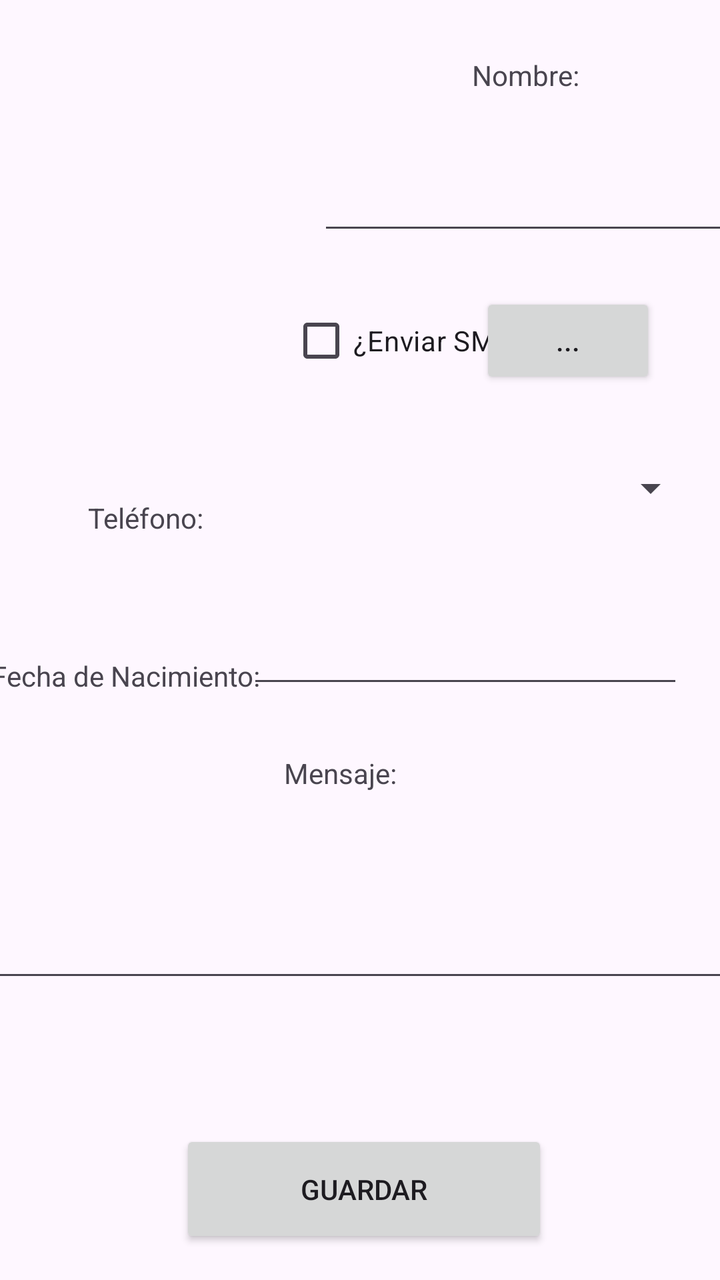
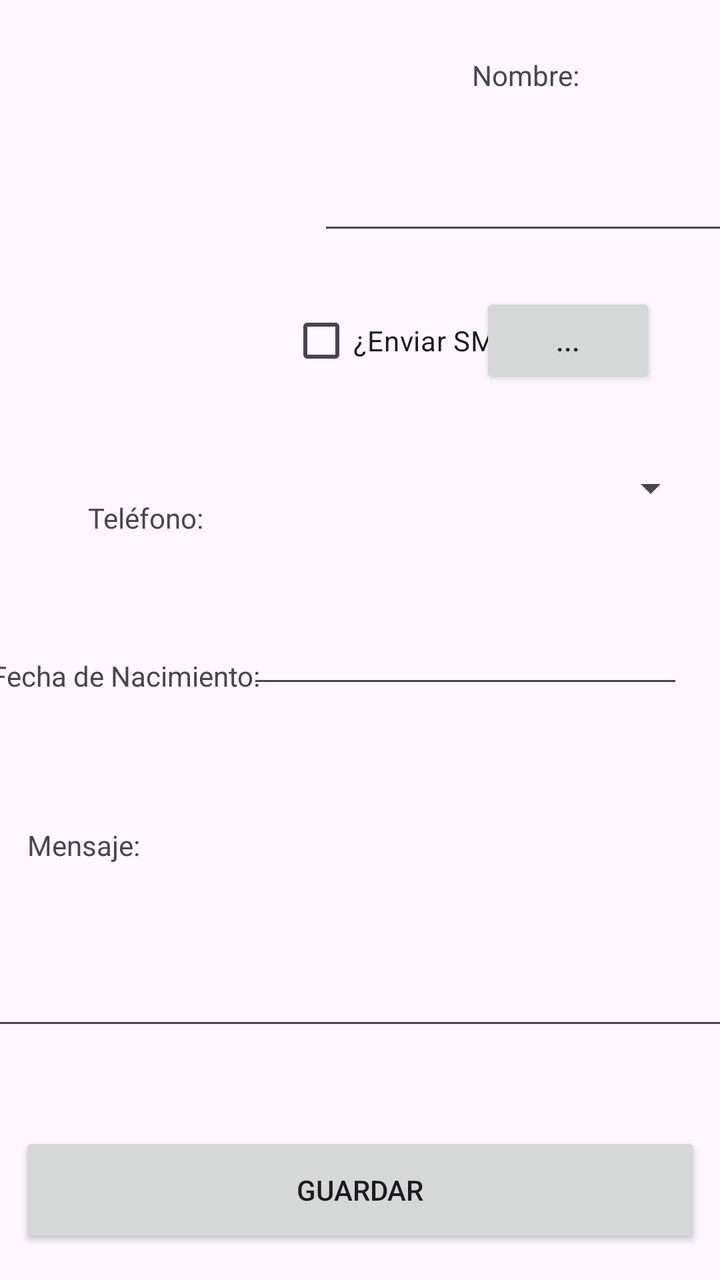

Two renders of the same Android screen: before a commit and after it. Below are the layout's source before the change and the commit's diff.
<!-- AndroidManifest.xml: application theme Theme.GestorDeCumples -->
<!-- res/layout/activity_view_contact.xml -->
<?xml version="1.0" encoding="utf-8"?>
<androidx.constraintlayout.widget.ConstraintLayout xmlns:android="http://schemas.android.com/apk/res/android"
    xmlns:app="http://schemas.android.com/apk/res-auto"
    xmlns:tools="http://schemas.android.com/tools"
    android:layout_width="match_parent"
    android:layout_height="match_parent"
    tools:context=".ViewContactActivity">

    <ImageView
        android:id="@+id/ivFoto"
        android:layout_width="137dp"
        android:layout_height="182dp"
        app:layout_constraintBottom_toBottomOf="parent"
        app:layout_constraintEnd_toEndOf="parent"
        app:layout_constraintHorizontal_bias="0.036"
        app:layout_constraintStart_toStartOf="parent"
        app:layout_constraintTop_toTopOf="parent"
        app:layout_constraintVertical_bias="0.025"
        tools:ignore="ImageContrastCheck" />

    <EditText
        android:id="@+id/etNombre"
        android:layout_width="209dp"
        android:layout_height="55dp"
        android:layout_marginStart="15dp"
        android:ems="10"
        android:importantForAutofill="no"
        android:inputType="textPersonName"
        app:layout_constraintBottom_toBottomOf="parent"
        app:layout_constraintEnd_toEndOf="parent"
        app:layout_constraintHorizontal_bias="0.128"
        app:layout_constraintStart_toEndOf="@+id/ivFoto"
        app:layout_constraintTop_toTopOf="parent"
        app:layout_constraintVertical_bias="0.115" />

    <TextView
        android:id="@+id/tvNombre"
        android:layout_width="wrap_content"
        android:layout_height="19dp"
        android:layout_marginStart="91dp"
        android:layout_marginTop="28dp"
        android:text="@string/nombre"
        app:layout_constraintBottom_toTopOf="@+id/etNombre"
        app:layout_constraintEnd_toEndOf="parent"
        app:layout_constraintHorizontal_bias="0.0"
        app:layout_constraintStart_toEndOf="@+id/ivFoto"
        app:layout_constraintTop_toTopOf="parent"
        app:layout_constraintVertical_bias="0.0" />

    <CheckBox
        android:id="@+id/cbNotificacion"
        android:layout_width="wrap_content"
        android:layout_height="wrap_content"
        android:layout_marginStart="12dp"
        android:layout_marginTop="24dp"
        android:text="@string/Enviar_sms"
        app:layout_constraintBottom_toBottomOf="parent"
        app:layout_constraintEnd_toStartOf="@+id/btnEditar"
        app:layout_constraintHorizontal_bias="0.347"
        app:layout_constraintStart_toEndOf="@+id/ivFoto"
        app:layout_constraintTop_toBottomOf="@+id/etNombre"
        app:layout_constraintVertical_bias="0.0" />

    <Spinner
        android:id="@+id/spinTelfs"
        android:layout_width="219dp"
        android:layout_height="48dp"
        android:layout_marginTop="220dp"
        app:layout_constraintEnd_toEndOf="parent"
        app:layout_constraintHorizontal_bias="0.73"
        app:layout_constraintStart_toEndOf="@+id/tvTelfs"
        app:layout_constraintTop_toTopOf="parent"
        tools:ignore="DuplicateSpeakableTextCheck" />

    <TextView
        android:id="@+id/tvTelfs"
        android:layout_width="wrap_content"
        android:layout_height="wrap_content"
        android:layout_marginStart="44dp"
        android:layout_marginTop="56dp"
        android:labelFor="@id/spinTelfs"
        android:text="@string/telefono"
        app:layout_constraintStart_toStartOf="parent"
        app:layout_constraintTop_toBottomOf="@+id/ivFoto" />

    <TextView
        android:id="@+id/tvFechaNaci"
        android:layout_width="wrap_content"
        android:layout_height="wrap_content"
        android:layout_marginTop="60dp"
        android:text="@string/fecha_naci"
        app:layout_constraintEnd_toStartOf="@+id/etFechaNaci"
        app:layout_constraintHorizontal_bias="0.447"
        app:layout_constraintStart_toStartOf="parent"
        app:layout_constraintTop_toBottomOf="@+id/tvTelfs" />

    <EditText
        android:id="@+id/etFechaNaci"
        android:layout_width="218dp"
        android:layout_height="57dp"
        android:layout_marginTop="24dp"
        android:ems="10"
        android:importantForAutofill="no"
        android:inputType="date"
        app:layout_constraintEnd_toEndOf="parent"
        app:layout_constraintHorizontal_bias="0.87"
        app:layout_constraintStart_toStartOf="parent"
        app:layout_constraintTop_toBottomOf="@+id/spinTelfs" />

    <TextView
        android:id="@+id/tvMensaje"
        android:layout_width="wrap_content"
        android:layout_height="wrap_content"
        android:layout_marginTop="28dp"
        android:text="@string/mens"
        app:layout_constraintEnd_toEndOf="parent"
        app:layout_constraintHorizontal_bias="0.468"
        app:layout_constraintStart_toStartOf="parent"
        app:layout_constraintTop_toBottomOf="@+id/etFechaNaci" />

    <EditText
        android:id="@+id/etMensaje"
        android:layout_width="371dp"
        android:layout_height="76dp"
        android:layout_marginTop="24dp"
        android:ems="10"
        android:gravity="start|top"
        android:importantForAutofill="no"
        android:inputType="textMultiLine"
        app:layout_constraintEnd_toEndOf="parent"
        app:layout_constraintHorizontal_bias="0.489"
        app:layout_constraintStart_toStartOf="parent"
        app:layout_constraintTop_toBottomOf="@+id/tvMensaje" />

    <Button
        android:id="@+id/btnGuardar"
        android:layout_width="184dp"
        android:layout_height="59dp"
        android:layout_marginBottom="16dp"
        android:text="@string/guardar"
        app:layout_constraintBottom_toBottomOf="parent"
        app:layout_constraintEnd_toEndOf="parent"
        app:layout_constraintHorizontal_bias="0.511"
        app:layout_constraintStart_toStartOf="parent" />

    <Button
        android:id="@+id/btnEditar"
        android:layout_width="wrap_content"
        android:layout_height="wrap_content"
        android:layout_marginTop="24dp"
        android:layout_marginEnd="32dp"
        android:text="@string/puntos"
        app:layout_constraintBottom_toBottomOf="parent"
        app:layout_constraintEnd_toEndOf="parent"
        app:layout_constraintTop_toBottomOf="@+id/etNombre"
        app:layout_constraintVertical_bias="0.0" />

</androidx.constraintlayout.widget.ConstraintLayout>
<!-- resources referenced by this layout -->
<resources>
  <string name="Enviar_sms">¿Enviar SMS?</string>
  <string name="fecha_naci">Fecha de Nacimiento:</string>
  <string name="guardar">Guardar</string>
  <string name="mens">Mensaje:</string>
  <string name="nombre">Nombre:</string>
  <string name="puntos">...</string>
  <string name="telefono">Teléfono:</string>
  <style name="Theme.GestorDeCumples" parent="Base.Theme.GestorDeCumples" />
  <style name="Base.Theme.GestorDeCumples" parent="Theme.Material3.DayNight">
          
          
      </style>
</resources>

<!-- the commit's change to res/layout/activity_view_contact.xml (unified diff, before → after) -->
@@ -111,10 +111,10 @@
         android:id="@+id/tvMensaje"
         android:layout_width="wrap_content"
         android:layout_height="wrap_content"
-        android:layout_marginTop="28dp"
+        android:layout_marginTop="64dp"
         android:text="@string/mens"
         app:layout_constraintEnd_toEndOf="parent"
-        app:layout_constraintHorizontal_bias="0.468"
+        app:layout_constraintHorizontal_bias="0.045"
         app:layout_constraintStart_toStartOf="parent"
         app:layout_constraintTop_toBottomOf="@+id/etFechaNaci" />
 
@@ -122,25 +122,24 @@
         android:id="@+id/etMensaje"
         android:layout_width="371dp"
         android:layout_height="76dp"
-        android:layout_marginTop="24dp"
+        android:layout_marginTop="12dp"
         android:ems="10"
         android:gravity="start|top"
         android:importantForAutofill="no"
         android:inputType="textMultiLine"
         app:layout_constraintEnd_toEndOf="parent"
-        app:layout_constraintHorizontal_bias="0.489"
+        app:layout_constraintHorizontal_bias="0.4"
         app:layout_constraintStart_toStartOf="parent"
         app:layout_constraintTop_toBottomOf="@+id/tvMensaje" />
 
     <Button
         android:id="@+id/btnGuardar"
-        android:layout_width="184dp"
-        android:layout_height="59dp"
+        android:layout_width="341dp"
+        android:layout_height="58dp"
         android:layout_marginBottom="16dp"
         android:text="@string/guardar"
         app:layout_constraintBottom_toBottomOf="parent"
         app:layout_constraintEnd_toEndOf="parent"
-        app:layout_constraintHorizontal_bias="0.511"
         app:layout_constraintStart_toStartOf="parent" />
 
     <Button
